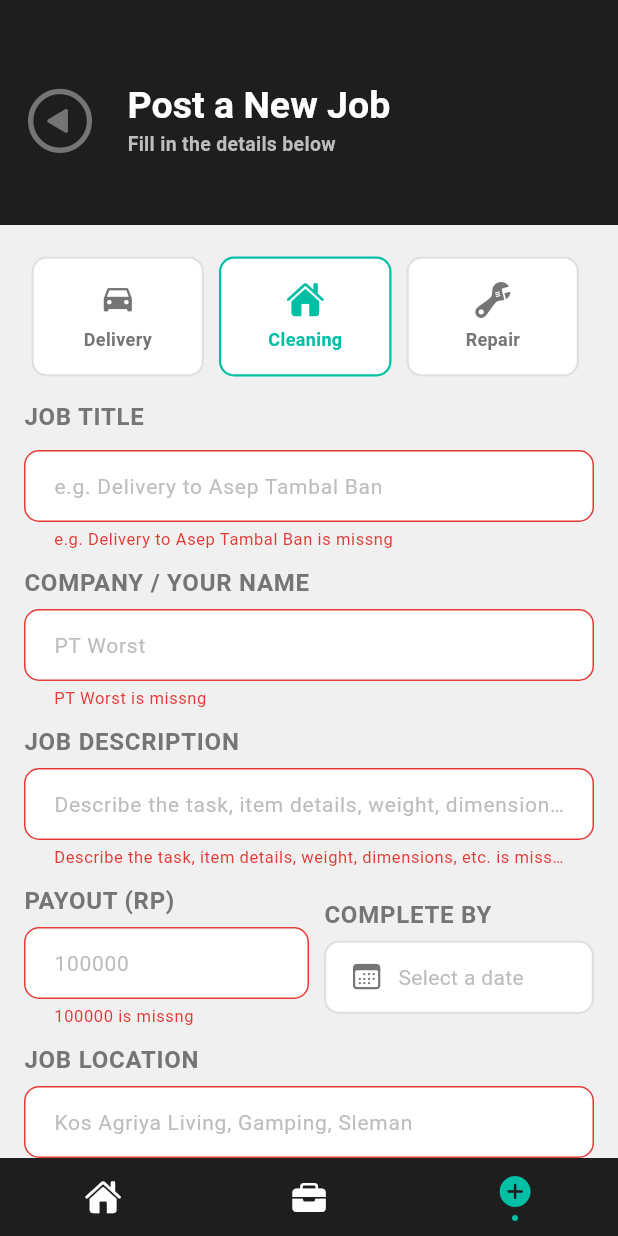
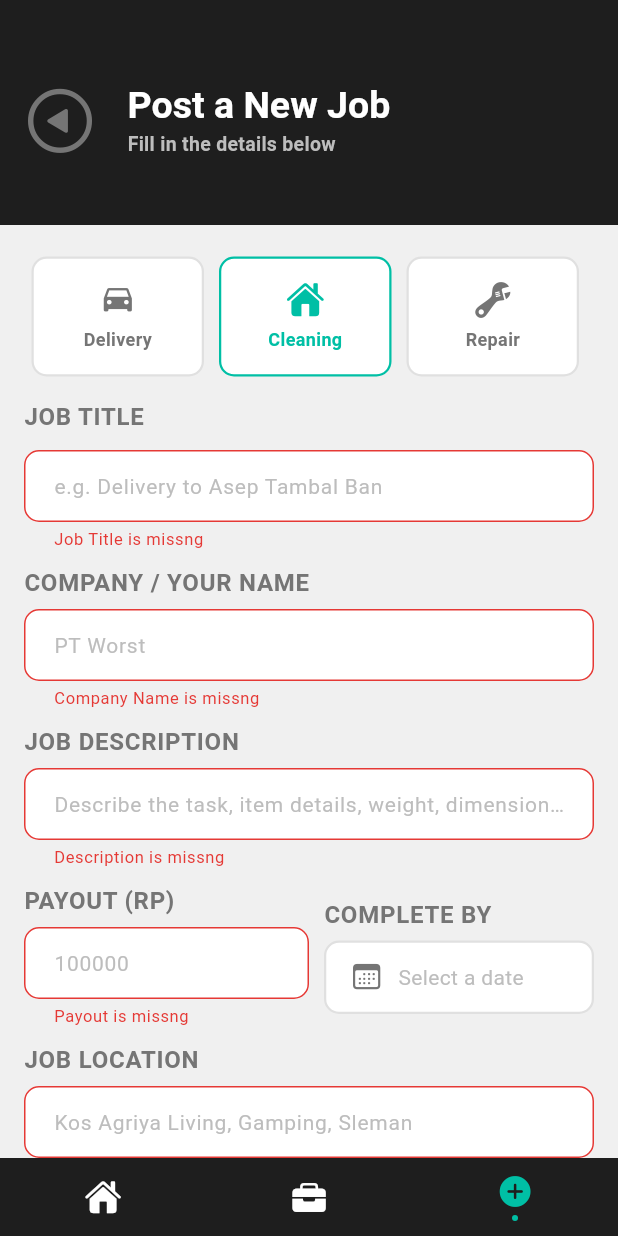
Before and after one commit to RujakBuah/Neo_PT_Best, a Flutter app: the AddJobPage screen opened by its route, after a tap on "Cleaning", after a tap on "Post Job →", on a phone screen of 412 x 824 dp. Run offline on Flutter 3.47's test engine with Material 3 defaults, Android fonts, the phone set to English and light mode, and no system bars; our stand-ins replace flutter_bloc, fpdart, get_it, go_router, supabase, supabase_flutter; accounts and stored records are empty.

Commit message:
Fixed HintText Problem

```diff
--- a/lib/features/jobs/presentation/pages/add_job_page.dart
+++ b/lib/features/jobs/presentation/pages/add_job_page.dart
@@ -123,6 +123,7 @@ class _AddJobPageState extends State<AddJobPage> {
                     JobEditor(
                       controller: titleController,
                       hintText: 'e.g. Delivery to Asep Tambal Ban',
+                      input: 'Job Title',
                     ),
                     const SizedBox(height: 10),
                     Text(
@@ -133,7 +134,11 @@ class _AddJobPageState extends State<AddJobPage> {
                       ),
                     ),
                     const SizedBox(height: 5),
-                    JobEditor(controller: nameController, hintText: 'PT Worst'),
+                    JobEditor(
+                      controller: nameController,
+                      hintText: 'PT Worst',
+                      input: 'Company Name',
+                    ),
                     const SizedBox(height: 10),
                     Text(
                       'JOB DESCRIPTION',
@@ -147,6 +152,7 @@ class _AddJobPageState extends State<AddJobPage> {
                       controller: descriptionController,
                       hintText:
                           'Describe the task, item details, weight, dimensions, etc.',
+                      input: 'Description',
                     ),
                     const SizedBox(height: 10),
                     jobPayoutDate(context),
@@ -163,6 +169,7 @@ class _AddJobPageState extends State<AddJobPage> {
                       JobEditor(
                         controller: pickupLocationController,
                         hintText: 'Kos Agriya Living, Gamping, Sleman',
+                        input: 'Pickup Location',
                       ),
                       const SizedBox(height: 10),
                       Text(
@@ -176,6 +183,7 @@ class _AddJobPageState extends State<AddJobPage> {
                       JobEditor(
                         controller: dropOffLocationController,
                         hintText: 'Kec. Pogung, Sleman',
+                        input: 'Dropoff Location',
                       ),
                     ],
                     if (jobType != 'Delivery') ...[
@@ -190,6 +198,7 @@ class _AddJobPageState extends State<AddJobPage> {
                       JobEditor(
                         controller: jobLocationController,
                         hintText: 'Kos Agriya Living, Gamping, Sleman',
+                        input: 'Job Location',
                       ),
                     ],
                     SizedBox(height: 15),
@@ -229,7 +238,11 @@ class _AddJobPageState extends State<AddJobPage> {
                 ),
               ),
               const SizedBox(height: 5),
-              JobEditor(controller: payoutController, hintText: '100000'),
+              JobEditor(
+                controller: payoutController,
+                hintText: '100000',
+                input: 'Payout',
+              ),
             ],
           ),
         ),
--- a/lib/features/jobs/presentation/widgets/job_editor.dart
+++ b/lib/features/jobs/presentation/widgets/job_editor.dart
@@ -3,10 +3,12 @@ import 'package:flutter/material.dart';
 class JobEditor extends StatelessWidget {
   final TextEditingController controller;
   final String hintText;
+  final String input;
   const JobEditor({
     super.key,
     required this.controller,
     required this.hintText,
+    required this.input,
   });
 
   @override
@@ -17,7 +19,7 @@ class JobEditor extends StatelessWidget {
       decoration: InputDecoration(hintText: hintText),
       validator: (value) {
         if (value!.isEmpty) {
-          return '$hintText is missng';
+          return '$input is missng';
         }
         return null;
       },
```
